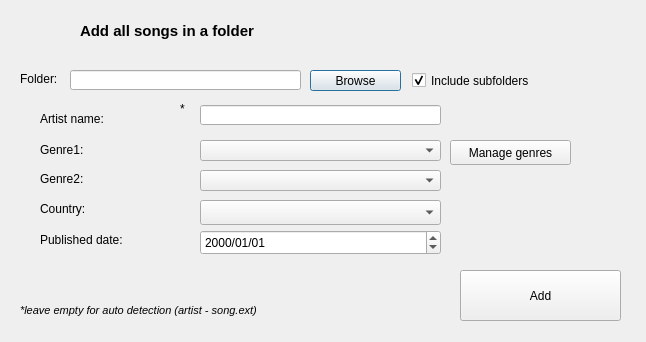
netpack/XFB, file src/add_full_dir.ui: the form before one commit.
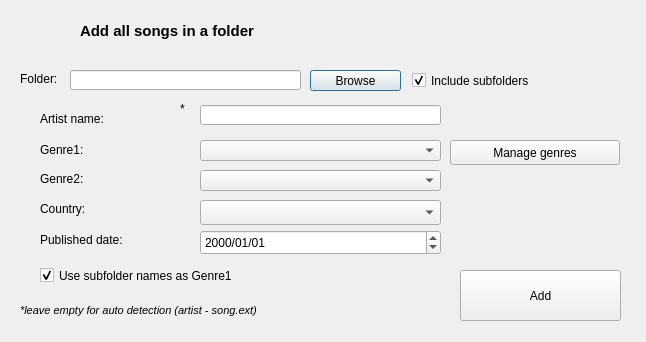
The form after the commit. Icons and pictures are not drawn.

Commit message: feat: a folder named after a category files its songs under it

```diff
--- a/src/add_full_dir.ui
+++ b/src/add_full_dir.ui
@@ -89,7 +89,7 @@
     <rect>
      <x>20</x>
      <y>300</y>
-     <width>281</width>
+     <width>600</width>
      <height>20</height>
     </rect>
    </property>
@@ -170,6 +170,25 @@
     <bool>true</bool>
    </property>
   </widget>
+  <widget class="QCheckBox" name="chk_folderGenres">
+   <property name="geometry">
+    <rect>
+     <x>40</x>
+     <y>265</y>
+     <width>400</width>
+     <height>21</height>
+    </rect>
+   </property>
+   <property name="toolTip">
+    <string>When a song sits in a subfolder named after a category (Rock, Pop, Fado...), that name becomes its Genre1 instead of the one chosen above. A category that is not in the genre list yet is added to it.</string>
+   </property>
+   <property name="text">
+    <string>Use subfolder names as Genre1</string>
+   </property>
+   <property name="checked">
+    <bool>true</bool>
+   </property>
+  </widget>
   <widget class="QPushButton" name="f_bt_add">
    <property name="geometry">
     <rect>
@@ -240,7 +259,7 @@
     <rect>
      <x>450</x>
      <y>140</y>
-     <width>121</width>
+     <width>170</width>
      <height>25</height>
     </rect>
    </property>
```
The commit also changes 2 other files.
